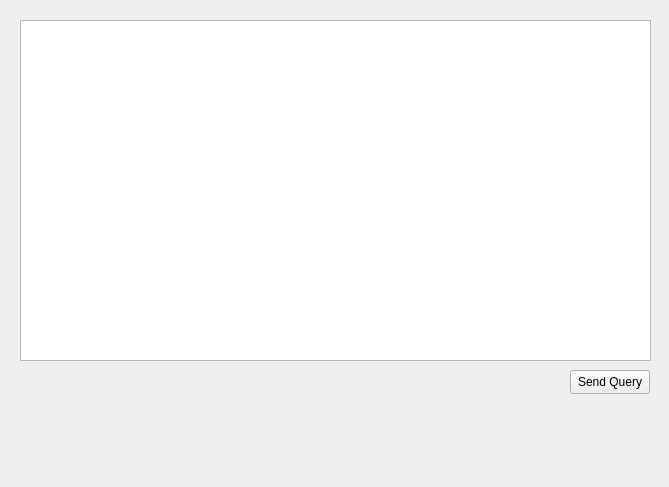
GQL-Project/gql_client, file app/sendquerypage.ui: the form before one commit.
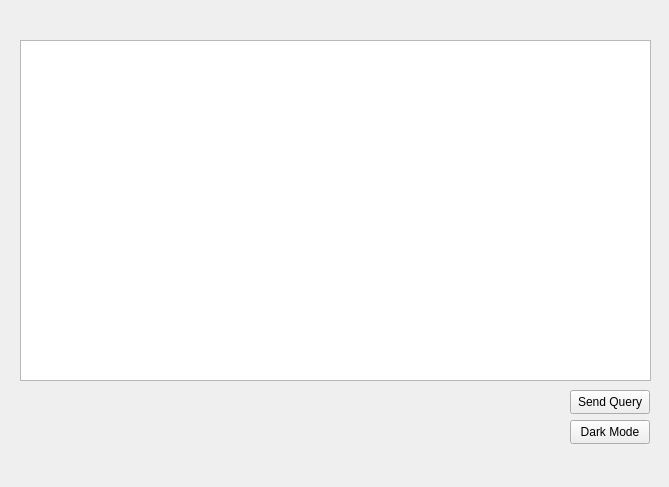
The form after the commit.

Commit message:
Added Variable to Store Query
Added a variable to store the query that is typed by the user. Still have yet to create a dark mode for this window.

```diff
--- a/app/sendquerypage.ui
+++ b/app/sendquerypage.ui
@@ -17,7 +17,7 @@
    <property name="geometry">
     <rect>
      <x>570</x>
-     <y>370</y>
+     <y>390</y>
      <width>80</width>
      <height>24</height>
     </rect>
@@ -30,12 +30,25 @@
    <property name="geometry">
     <rect>
      <x>20</x>
-     <y>20</y>
+     <y>40</y>
      <width>631</width>
      <height>341</height>
     </rect>
    </property>
   </widget>
+  <widget class="QPushButton" name="pushButton_2">
+   <property name="geometry">
+    <rect>
+     <x>570</x>
+     <y>420</y>
+     <width>80</width>
+     <height>24</height>
+    </rect>
+   </property>
+   <property name="text">
+    <string>Dark Mode</string>
+   </property>
+  </widget>
  </widget>
  <resources/>
  <connections/>
```
The commit also changes 1 other file.
